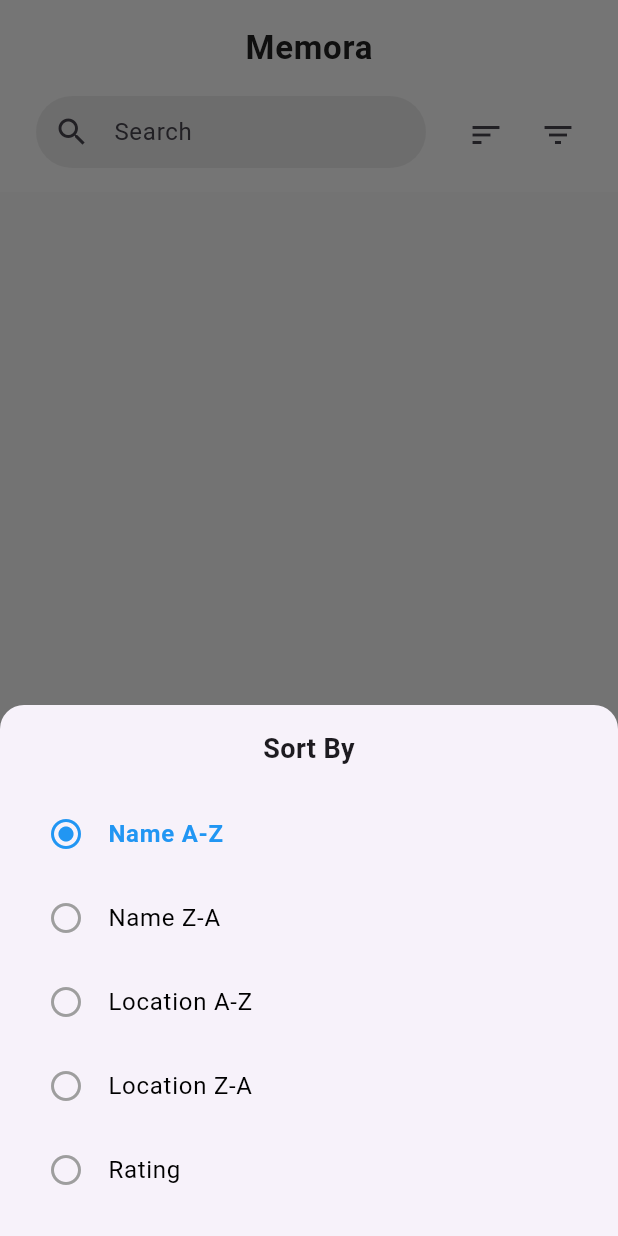
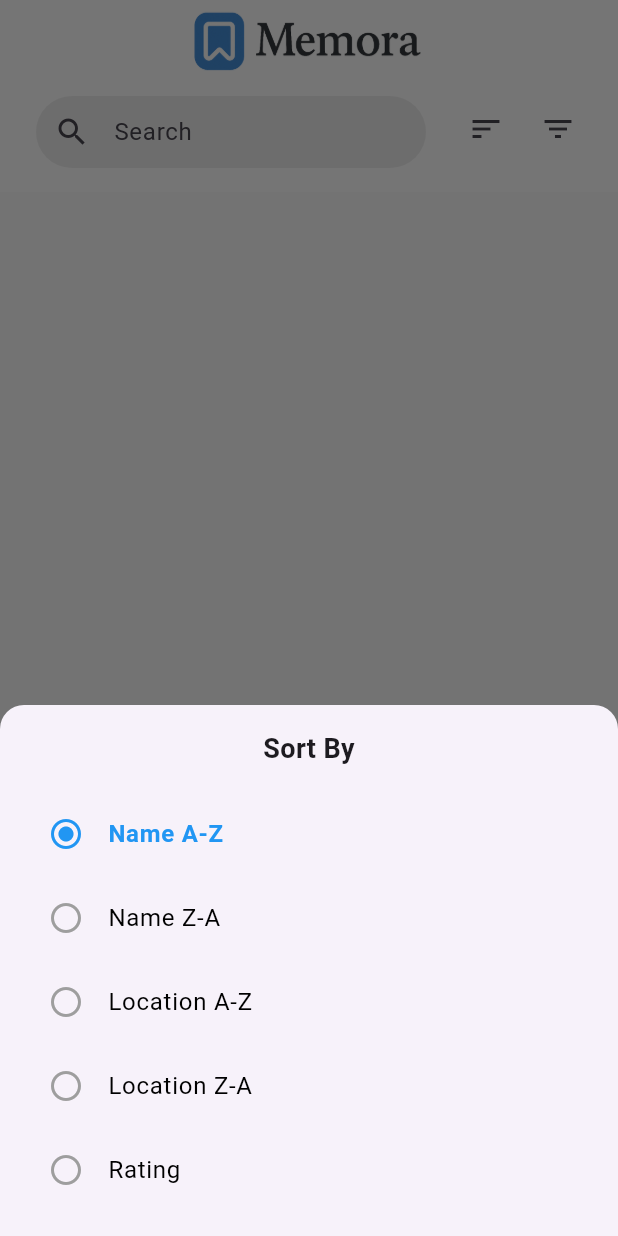
Before and after one commit to LeblancJames/Memora, a Flutter app: the screen it shows after launch, after a tap on the "sort" icon, on a phone screen of 412 x 824 dp. Run offline on Flutter 3.47's test engine with Material 3 defaults, Android fonts, the phone set to English and light mode, and no system bars; our stand-ins replace flutter_slidable, image_picker, reorderables, sqflite, sqflite_common_ffi; accounts and stored records are empty.

Commit message:
title updadte

```diff
--- a/lib/main.dart
+++ b/lib/main.dart
@@ -76,16 +76,20 @@ class MyHomePageState extends State<MyHomePage> {
         automaticallyImplyLeading: false,
         centerTitle: true,
         backgroundColor: Colors.white,
-        title: Text(
-          widget.title,
-          style: const TextStyle(
-            fontWeight: FontWeight.w600,
-            fontSize: 22,
-            color: Color(0xFF212121),
-            letterSpacing: 0.5,
-          ),
+        // title: Text(
+        //   widget.title,
+        //   style: const TextStyle(
+        //     fontWeight: FontWeight.w600,
+        //     fontSize: 22,
+        //     color: Color(0xFF212121),
+        //     letterSpacing: 0.5,
+        //   ),
+        // ),
+        title: Image.asset(
+          'lib/assets/images/memora_title.png', // replace with your logo path
+          height: 80, // adjust height as needed
+          width: 180, // adjust width as needed
         ),
-        toolbarHeight: 64,
       ),
       body: PageView(
         controller: pageController,
--- a/lib/visited_page.dart
+++ b/lib/visited_page.dart
@@ -134,7 +134,7 @@ class _VisitedPageState extends State<VisitedPage> {
                 padding: const EdgeInsets.only(
                   left: 24,
                   right: 16,
-                  top: 0,
+                  top: 8,
                   bottom: 16,
                 ),
                 child: TextField(
--- a/lib/wish_list.dart
+++ b/lib/wish_list.dart
@@ -134,7 +134,7 @@ class _WishListPageState extends State<WishListPage> {
                 padding: const EdgeInsets.only(
                   left: 24,
                   right: 16,
-                  top: 0,
+                  top: 8,
                   bottom: 16,
                 ),
                 child: TextField(
--- a/pubspec.yaml
+++ b/pubspec.yaml
@@ -62,7 +62,8 @@ flutter:
   # included with your application, so that you can use the icons in
   # the material Icons class.
   uses-material-design: true
-
+  assets:
+    - lib/assets/images/memora_title.png # This is the logo for the app, used in the title screen.=
   # To add assets to your application, add an assets section, like this:
   # assets:
   #   - images/a_dot_burr.jpeg
```
Also changed, not shown: lib/assets/images/memora_title.png (added).
